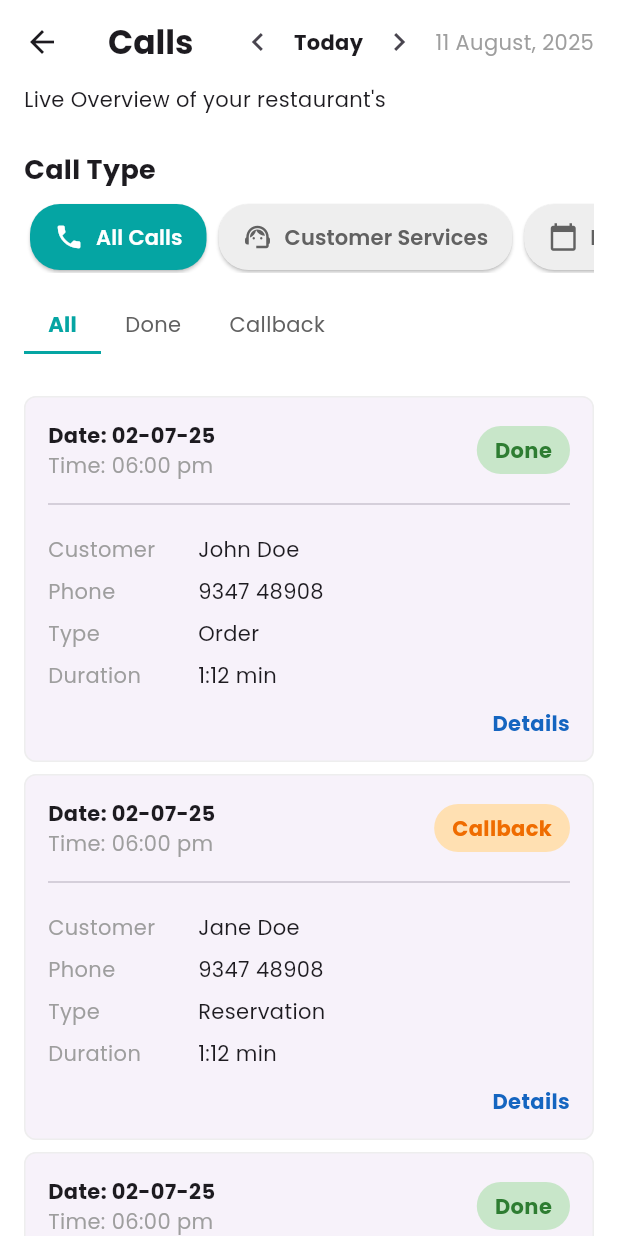
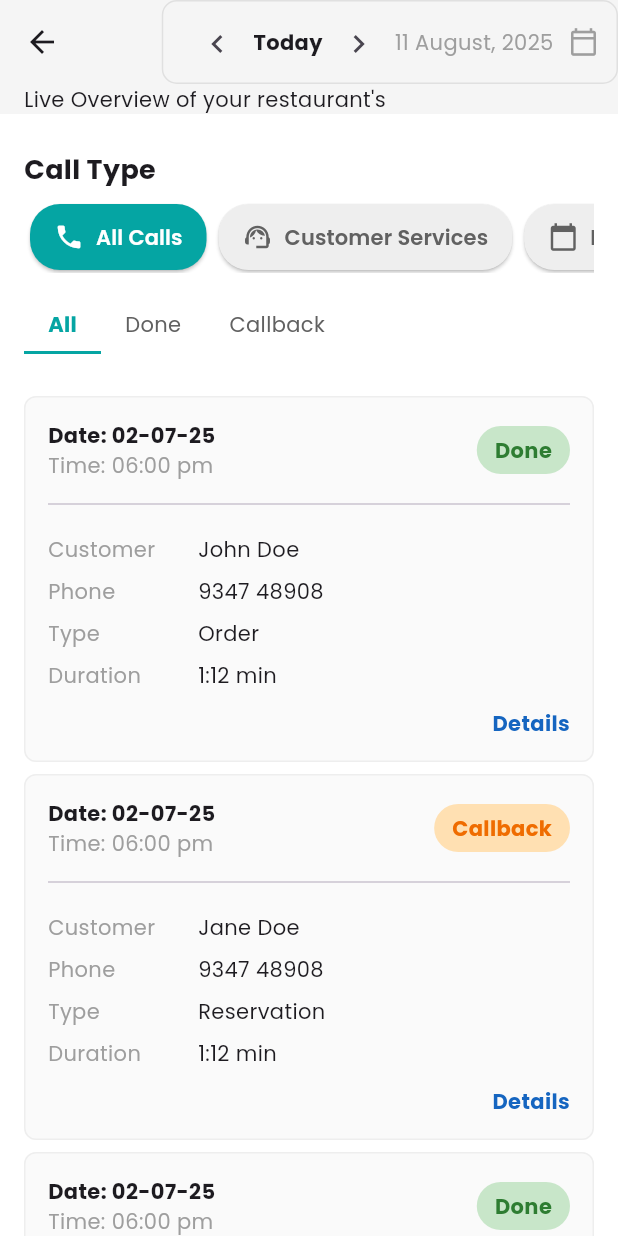
Before and after one commit to IstiakPolok/gastcallde, a Flutter app: the callDashboard screen opened directly, on a phone screen of 412 x 824 dp. Run offline on Flutter 3.47's test engine with Material 3 defaults, Android fonts, the phone set to English and light mode, and no system bars; our stand-ins replace file_picker, fl_chart, flutter_easyloading, flutter_screenutil, flutter_svg, font_awesome_flutter and 5 more; accounts and stored records are empty.

Commit message:
responsive for all tab

```diff
--- a/lib/feature/calls/screens/callScreen.dart
+++ b/lib/feature/calls/screens/callScreen.dart
@@ -277,13 +277,21 @@ class _callDashboardState extends State<callDashboard> {
 
     return Scaffold(
       appBar: AppBar(
-        backgroundColor: Colors.white,
+        backgroundColor: Colors.grey.shade100,
         title: const Text(
           'Calls',
           style: TextStyle(fontWeight: FontWeight.bold),
         ),
         actions: [
-          Row(
+          Container(
+            padding: const EdgeInsets.symmetric(horizontal: 12, vertical: 8),
+            decoration: BoxDecoration(
+              //color: Colors.black12,
+              borderRadius: BorderRadius.circular(10),
+              border: Border.all(color: Colors.grey.shade300),
+              boxShadow: const [],
+            ),
+            child: Row(
               children: [
                 IconButton(
                   icon: const Icon(Icons.chevron_left),
@@ -303,16 +311,26 @@ class _callDashboardState extends State<callDashboard> {
                   _formatDate(_currentDate),
                   style: const TextStyle(color: Colors.grey),
                 ),
-              const SizedBox(width: 16),
+                const SizedBox(width: 10),
+                Icon(
+                  Icons.calendar_today_outlined,
+                  color: Colors.grey,
+                  size: 20,
+                ),
               ],
+            ),
           ),
         ],
         bottom: PreferredSize(
           preferredSize: const Size.fromHeight(20.0),
-          child: Container(
+          child: Column(
+            children: [
+              Container(
                 alignment: Alignment.centerLeft,
                 padding: const EdgeInsets.symmetric(horizontal: 16),
                 child: const Text('Live Overview of your restaurant\'s'),
+              ),
+            ],
           ),
         ),
       ),
@@ -412,6 +430,7 @@ class _callDashboardState extends State<callDashboard> {
         // Display the filtered call logs
         ...filteredLogs.map((entry) {
           return Card(
+            color: Colors.black.withOpacity(0.02),
             margin: const EdgeInsets.symmetric(vertical: 4.0),
             elevation: 0,
             shape: RoundedRectangleBorder(
--- a/lib/feature/splash_screen/controller/splash_screen_controller.dart
+++ b/lib/feature/splash_screen/controller/splash_screen_controller.dart
@@ -19,7 +19,7 @@ class SplashScreenController extends GetxController {
         Get.offAll(BottomNavbar());
       } else {
         // Redirect to the Welcome Screen if no token is found
-        Get.offAll(Dashboard());
+        Get.offAll(onBoardind());
       }
     });
   }
```
Lines whose indentation alone changed are shown as unchanged.
